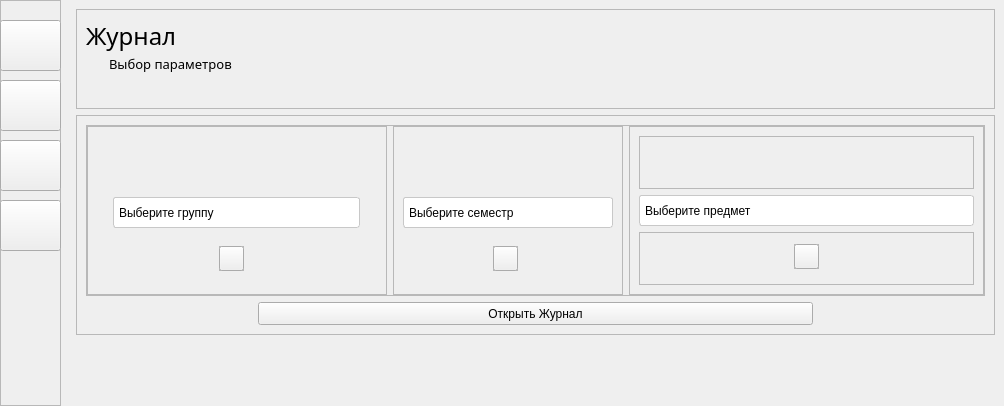
Qt form gui/ui/main_window.ui (frrusi/portal-parser) before a commit.
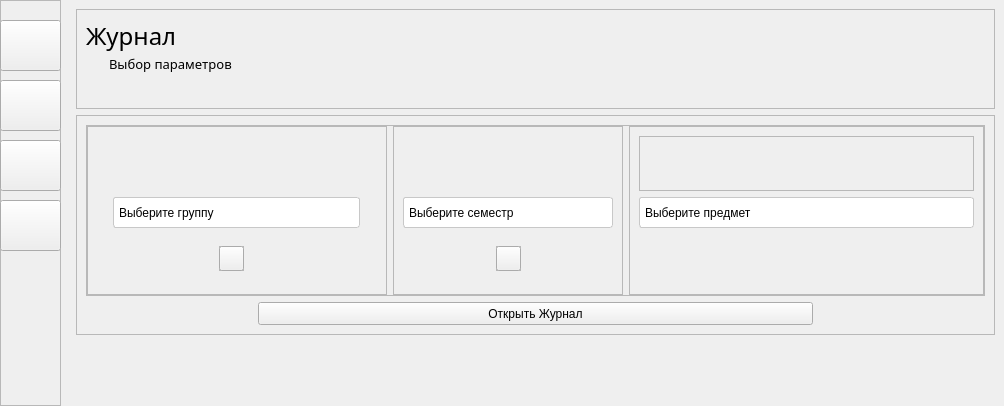
The same form after that commit. The open tabs and pages were chosen to show the change. Icons and pictures are not drawn.

Commit message: Исправление макета

What changed in the file:
```diff
--- a/gui/ui/main_window.ui
+++ b/gui/ui/main_window.ui
@@ -23,7 +23,7 @@
    </size>
   </property>
   <property name="windowTitle">
-   <string>MainWindow</string>
+   <string>Основное окно</string>
   </property>
   <property name="styleSheet">
    <string notr="true">QWidget[objectName=&quot;centralwidget&quot;],
@@ -1518,12 +1518,12 @@
                   </layout>
                  </item>
                  <item>
-                  <layout class="QVBoxLayout" name="verticalLayout_12">
+                  <layout class="QVBoxLayout" name="verticalLayout_15">
                    <property name="leftMargin">
-                    <number>90</number>
+                    <number>93</number>
                    </property>
                    <item>
-                    <widget class="QFrame" name="frame_7">
+                    <widget class="QFrame" name="frame_11">
                      <property name="minimumSize">
                       <size>
                        <width>25</width>
@@ -1542,7 +1542,23 @@
                      <property name="frameShadow">
                       <enum>QFrame::Raised</enum>
                      </property>
-                     <widget class="QLabel" name="semester_sync_icon">
+                     <widget class="QPushButton" name="subject_sync">
+                      <property name="geometry">
+                       <rect>
+                        <x>0</x>
+                        <y>0</y>
+                        <width>25</width>
+                        <height>25</height>
+                       </rect>
+                      </property>
+                      <property name="cursor">
+                       <cursorShape>PointingHandCursor</cursorShape>
+                      </property>
+                      <property name="text">
+                       <string/>
+                      </property>
+                     </widget>
+                     <widget class="QLabel" name="subject_sync_icon">
                       <property name="geometry">
                        <rect>
                         <x>0</x>
@@ -1561,22 +1577,8 @@
                        <bool>true</bool>
                       </property>
                      </widget>
-                     <widget class="QPushButton" name="semester_sync">
-                      <property name="geometry">
-                       <rect>
-                        <x>0</x>
-                        <y>0</y>
-                        <width>25</width>
-                        <height>25</height>
-                       </rect>
-                      </property>
-                      <property name="cursor">
-                       <cursorShape>PointingHandCursor</cursorShape>
-                      </property>
-                      <property name="text">
-                       <string/>
-                      </property>
-                     </widget>
+                     <zorder>subject_sync_icon</zorder>
+                     <zorder>subject_sync</zorder>
                     </widget>
                    </item>
                   </layout>
@@ -1753,106 +1755,20 @@
                   </layout>
                  </item>
                  <item>
-                  <widget class="QFrame" name="frame_31">
-                   <property name="frameShape">
-                    <enum>QFrame::StyledPanel</enum>
+                  <spacer name="verticalSpacer_3">
+                   <property name="orientation">
+                    <enum>Qt::Vertical</enum>
                    </property>
-                   <property name="frameShadow">
-                    <enum>QFrame::Raised</enum>
+                   <property name="sizeType">
+                    <enum>QSizePolicy::Fixed</enum>
                    </property>
-                   <layout class="QHBoxLayout" name="horizontalLayout_41">
-                    <property name="spacing">
-                     <number>30</number>
-                    </property>
-                    <property name="leftMargin">
-                     <number>0</number>
-                    </property>
-                    <property name="topMargin">
-                     <number>0</number>
-                    </property>
-                    <property name="rightMargin">
-                     <number>0</number>
-                    </property>
-                    <property name="bottomMargin">
-                     <number>0</number>
-                    </property>
-                    <item>
-                     <layout class="QVBoxLayout" name="verticalLayout_15">
-                      <property name="leftMargin">
-                       <number>0</number>
-                      </property>
-                      <property name="topMargin">
-                       <number>0</number>
-                      </property>
-                      <property name="bottomMargin">
-                       <number>3</number>
-                      </property>
-                      <item>
-                       <widget class="QFrame" name="frame_11">
-                        <property name="minimumSize">
+                   <property name="sizeHint" stdset="0">
                          <size>
-                          <width>25</width>
-                          <height>25</height>
-                         </size>
-                        </property>
-                        <property name="maximumSize">
-                         <size>
-                          <width>25</width>
-                          <height>25</height>
-                         </size>
-                        </property>
-                        <property name="frameShape">
-                         <enum>QFrame::StyledPanel</enum>
-                        </property>
-                        <property name="frameShadow">
-                         <enum>QFrame::Raised</enum>
-                        </property>
-                        <widget class="QPushButton" name="subject_sync">
-                         <property name="geometry">
-                          <rect>
-                           <x>0</x>
-                           <y>0</y>
-                           <width>25</width>
-                           <height>25</height>
-                          </rect>
-                         </property>
-                         <property name="cursor">
-                          <cursorShape>PointingHandCursor</cursorShape>
-                         </property>
-                         <property name="text">
-                          <string/>
-                         </property>
-                        </widget>
-                        <widget class="QLabel" name="subject_sync_icon">
-                         <property name="geometry">
-                          <rect>
-                           <x>0</x>
-                           <y>0</y>
-                           <width>25</width>
-                           <height>25</height>
-                          </rect>
-                         </property>
-                         <property name="text">
-                          <string/>
-                         </property>
-                         <property name="pixmap">
-                          <pixmap>../icons/synchronization.svg</pixmap>
-                         </property>
-                         <property name="scaledContents">
-                          <bool>true</bool>
-                         </property>
-                         <property name="alignment">
-                          <set>Qt::AlignCenter</set>
-                         </property>
-                        </widget>
-                        <zorder>subject_sync_icon</zorder>
-                        <zorder>subject_sync</zorder>
-                       </widget>
-                      </item>
-                     </layout>
-                    </item>
-                   </layout>
-                  </widget>
+                     <width>20</width>
+                     <height>57</height>
+                    </size>
+                   </property>
+                  </spacer>
                  </item>
                 </layout>
                </widget>
@@ -2180,13 +2096,28 @@
              </property>
              <layout class="QVBoxLayout" name="verticalLayout_26">
               <property name="spacing">
-               <number>6</number>
+               <number>0</number>
+              </property>
+              <property name="leftMargin">
+               <number>0</number>
+              </property>
+              <property name="topMargin">
+               <number>15</number>
+              </property>
+              <property name="rightMargin">
+               <number>0</number>
+              </property>
+              <property name="bottomMargin">
+               <number>0</number>
               </property>
               <item>
                <layout class="QVBoxLayout" name="verticalLayout_28">
                 <property name="spacing">
                  <number>0</number>
                 </property>
+                <property name="bottomMargin">
+                 <number>10</number>
+                </property>
                 <item>
                  <widget class="QFrame" name="frame_18">
                   <property name="frameShape">
@@ -2284,6 +2215,27 @@
                     <number>0</number>
                    </property>
                    <item>
+                    <widget class="QFrame" name="frame_7">
+                     <property name="frameShape">
+                      <enum>QFrame::StyledPanel</enum>
+                     </property>
+                     <property name="frameShadow">
+                      <enum>QFrame::Raised</enum>
+                     </property>
+                     <layout class="QVBoxLayout" name="verticalLayout_12">
+                      <property name="leftMargin">
+                       <number>0</number>
+                      </property>
+                      <property name="topMargin">
+                       <number>0</number>
+                      </property>
+                      <property name="rightMargin">
+                       <number>0</number>
+                      </property>
+                      <property name="bottomMargin">
+                       <number>0</number>
+                      </property>
+                      <item>
                     <widget class="QLineEdit" name="password_entry">
                      <property name="minimumSize">
                       <size>
@@ -2303,38 +2255,10 @@
                     </widget>
                    </item>
                    <item>
-                    <widget class="QLabel" name="help_password">
-                     <property name="minimumSize">
-                      <size>
-                       <width>20</width>
-                       <height>20</height>
-                      </size>
-                     </property>
-                     <property name="maximumSize">
-                      <size>
-                       <width>20</width>
-                       <height>20</height>
-                      </size>
-                     </property>
-                     <property name="text">
-                      <string/>
-                     </property>
-                     <property name="pixmap">
-                      <pixmap>../icons/question.svg</pixmap>
-                     </property>
-                     <property name="scaledContents">
-                      <bool>true</bool>
-                     </property>
-                    </widget>
-                   </item>
-                  </layout>
-                 </widget>
-                </item>
-                <item>
                  <widget class="QFrame" name="frame_30">
                   <property name="minimumSize">
                    <size>
-                    <width>0</width>
+                          <width>381</width>
                     <height>2</height>
                    </size>
                   </property>
@@ -2381,13 +2305,44 @@
                       </size>
                      </property>
                      <property name="value">
-                      <number>100</number>
+                            <number>0</number>
                      </property>
                      <property name="alignment">
                       <set>Qt::AlignCenter</set>
                      </property>
                      <property name="textVisible">
                       <bool>false</bool>
+                           </property>
+                          </widget>
+                         </item>
+                        </layout>
+                       </widget>
+                      </item>
+                     </layout>
+                    </widget>
+                   </item>
+                   <item>
+                    <widget class="QLabel" name="help_password">
+                     <property name="minimumSize">
+                      <size>
+                       <width>20</width>
+                       <height>20</height>
+                      </size>
+                     </property>
+                     <property name="maximumSize">
+                      <size>
+                       <width>20</width>
+                       <height>20</height>
+                      </size>
+                     </property>
+                     <property name="text">
+                      <string/>
+                     </property>
+                     <property name="pixmap">
+                      <pixmap>../icons/question.svg</pixmap>
+                     </property>
+                     <property name="scaledContents">
+                      <bool>true</bool>
                      </property>
                     </widget>
                    </item>
```
Lines whose indentation alone changed are shown as unchanged. The commit also changes 1 other file.
